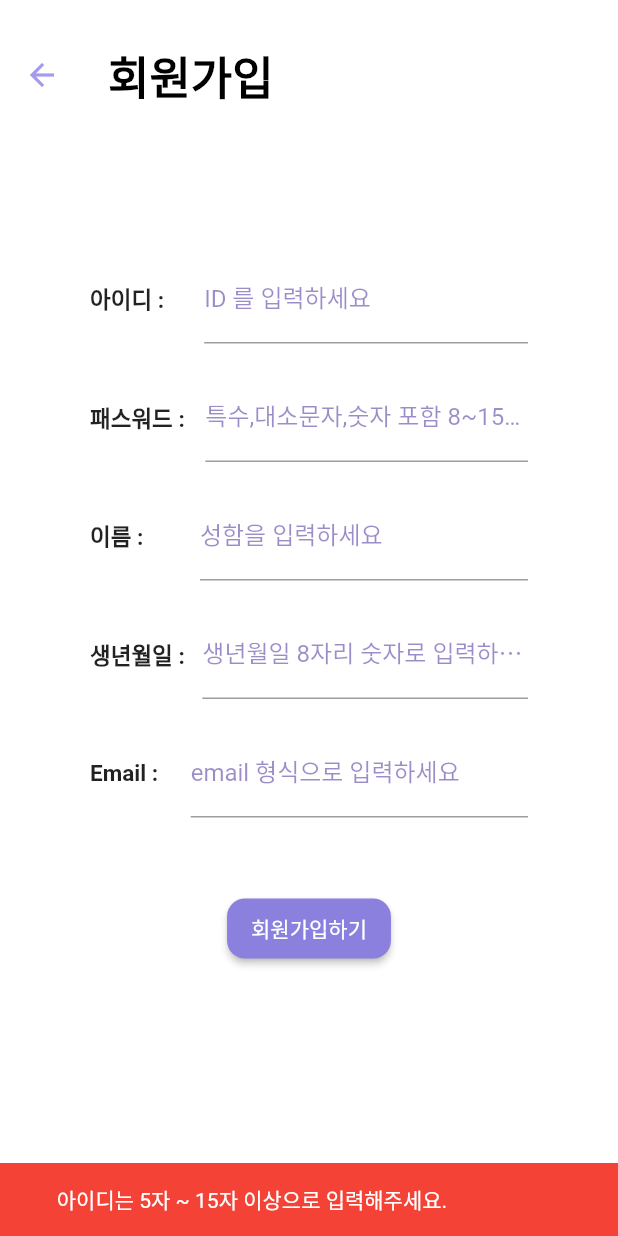
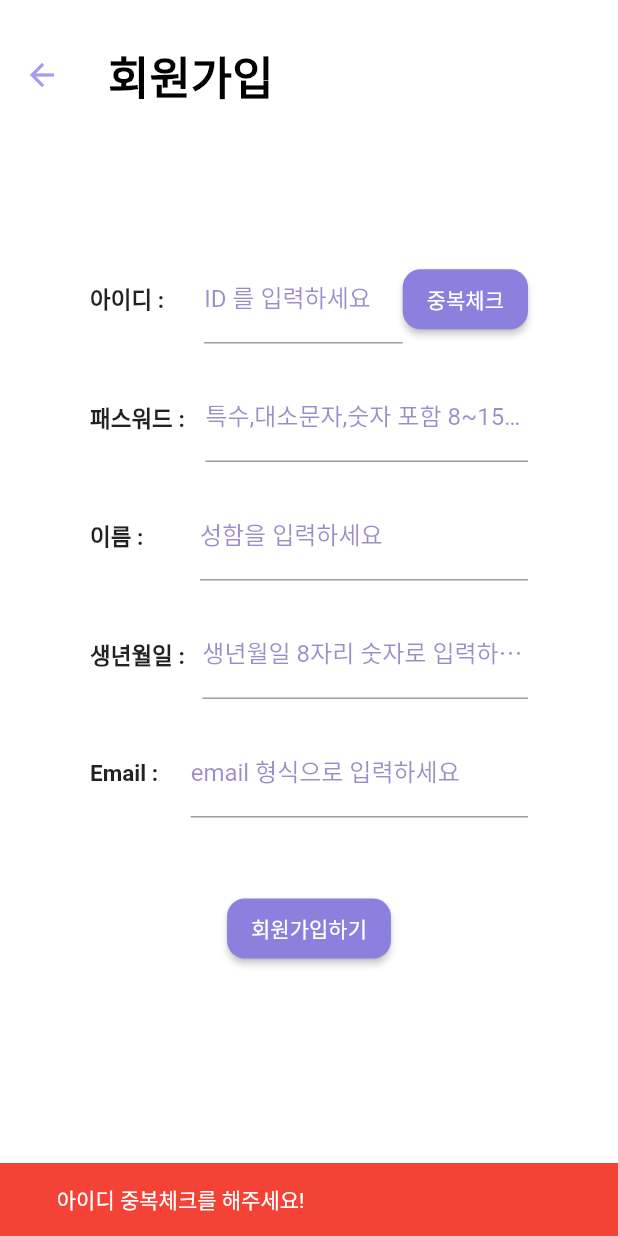
Before and after one commit to Team3Joe/smart_fitness_partner, a Flutter app: the SignUp screen opened by its route, after a tap on "회원가입하기", on a phone screen of 412 x 824 dp. Run offline on Flutter 3.47's test engine with Material 2 defaults, Android fonts, the phone set to English and light mode, and no system bars; our stand-ins replace card_loading, chat_bubbles, easy_splash_screen, fl_chart, get, google_maps_flutter and 3 more; missing offline and left inert: animated_card, favorite_button, reveal_card; accounts and stored records are empty; network calls fail.

Commit message:
중복체크 완료

```diff
--- a/korean_fitness/lib/Login/sign_up.dart
+++ b/korean_fitness/lib/Login/sign_up.dart
@@ -24,6 +24,8 @@ class _SignUpState extends State<SignUp> {
   late String birth;
   late String email;
   late String result;
+  late bool DuplicatedFinish;
+  late List data;
 
   GlobalKey<FormState> formKey = GlobalKey<FormState>();
 
@@ -35,6 +37,10 @@ class _SignUpState extends State<SignUp> {
     nameController = TextEditingController();
     birthController = TextEditingController();
     emailController = TextEditingController();
+    data = [];
+    getJSONData();
+
+    DuplicatedFinish = false;
   }
 
   @override
@@ -95,9 +101,47 @@ class _SignUpState extends State<SignUp> {
                               ),
                             ),
                             keyboardType: TextInputType.text,
-                            cursorColor: const Color.fromARGB(255, 164, 154, 239),
+                            cursorColor:
+                                const Color.fromARGB(255, 164, 154, 239),
                           ),
                         ),
+                        ElevatedButton(
+                            onPressed: () {
+                              id = idController.text;
+                              bool isDuplicated = false;
+                              bool isIdEmpty = false;
+                              for (int i = 0; i < data.length; i++) {
+                                if (data[i]['uId'] == id) {
+                                  errorSnackBar_id(context);
+                                  isDuplicated = true;
+                                  isIdEmpty = false;
+                                  idController.text = '';
+                                }
+                              }
+                              if (id.isEmpty) {
+                                isDuplicated = true;
+                                isIdEmpty = true;
+                                errorSnackBar_idEmpty(context);
+                              }
+
+                              if ((id.length < 4 || id.length > 15 )&& !isIdEmpty) {
+                                errorSnackBar_idCheck(context);
+                                isDuplicated = true;
+                              }
+
+                              if (!isDuplicated) {
+                                allowSnackBar_id(context);
+                                DuplicatedFinish = true;
+                              }
+                            },
+                            style: ElevatedButton.styleFrom(
+                              primary: const Color.fromARGB(255, 139, 128, 222),
+                              minimumSize: const Size(80, 40),
+                              shape: RoundedRectangleBorder(
+                                borderRadius: BorderRadius.circular(12),
+                              ),
+                            ),
+                            child: const Text('중복체크'))
                       ],
                     ),
                   ),
@@ -128,7 +172,8 @@ class _SignUpState extends State<SignUp> {
                             ),
                             obscureText: true,
                             keyboardType: TextInputType.text,
-                            cursorColor: const Color.fromARGB(255, 164, 154, 239),
+                            cursorColor:
+                                const Color.fromARGB(255, 164, 154, 239),
                           ),
                         ),
                       ],
@@ -160,7 +205,8 @@ class _SignUpState extends State<SignUp> {
                               ),
                             ),
                             keyboardType: TextInputType.text,
-                            cursorColor: const Color.fromARGB(255, 164, 154, 239),
+                            cursorColor:
+                                const Color.fromARGB(255, 164, 154, 239),
                           ),
                         ),
                       ],
@@ -192,7 +238,8 @@ class _SignUpState extends State<SignUp> {
                               ),
                             ),
                             keyboardType: TextInputType.number,
-                            cursorColor: const Color.fromARGB(255, 164, 154, 239),
+                            cursorColor:
+                                const Color.fromARGB(255, 164, 154, 239),
                           ),
                         ),
                       ],
@@ -224,7 +271,8 @@ class _SignUpState extends State<SignUp> {
                               ),
                             ),
                             keyboardType: TextInputType.emailAddress,
-                            cursorColor: const Color.fromARGB(255, 164, 154, 239),
+                            cursorColor:
+                                const Color.fromARGB(255, 164, 154, 239),
                           ),
                         ),
                       ],
@@ -240,7 +288,11 @@ class _SignUpState extends State<SignUp> {
                         name = nameController.text;
                         birth = birthController.text;
                         email = emailController.text;
+                          if(DuplicatedFinish == false){
+                         errorSnackBar_Duplicated(context);
+                         }else{
                         _Validation();
+                         }
                       },
                       style: ElevatedButton.styleFrom(
                         primary: const Color.fromARGB(255, 139, 128, 222),
@@ -258,6 +310,21 @@ class _SignUpState extends State<SignUp> {
   }
 
   // --- Functions
+
+  Future getJSONData() async {
+    data.clear();
+    var url = Uri.parse(
+        "http://localhost:8080/Flutter/fitness/id_Duplicate_Check.jsp?");
+    var response = await http.get(url);
+    setState(() {
+      var dataConvertedJSON = json.decode(utf8.decode(response.bodyBytes));
+      //키값
+      List value = dataConvertedJSON['results'];
+      //데이터에 넣기
+      data.addAll(value);
+    });
+  }
+
   _Validation() {
     final id = idController.text;
     final pw = pwController.text;
@@ -265,7 +332,6 @@ class _SignUpState extends State<SignUp> {
     final birth = birthController.text;
     final email = emailController.text;
 
-    if (id.length > 4 && id.length < 15) {
     if (RegExp(r'^.*(?=^.{8,15}$)(?=.*\d)(?=.*[a-zA-Z])(?=.*[!@#$%^&+=]).*$')
         .hasMatch(pw)) {
       if (name.length > 2 && name.length < 15) {
@@ -286,9 +352,7 @@ class _SignUpState extends State<SignUp> {
     } else {
       errorSnackBar_pw(context);
     }
-    } else {
-      errorSnackBar_id(context);
-    }
+
   }
 
   _showDialog(BuildContext ctx) {
@@ -364,10 +428,49 @@ class _SignUpState extends State<SignUp> {
     );
   }
 
+  allowSnackBar_id(BuildContext context) {
+    ScaffoldMessenger.of(context).showSnackBar(
+      const SnackBar(
+        content: Text("\t\t\t\t사용가능한 아이디입니다."),
+        duration: Duration(seconds: 2),
+        backgroundColor: Colors.green,
+      ),
+    );
+  }
+  errorSnackBar_Duplicated(BuildContext context) {
+    ScaffoldMessenger.of(context).showSnackBar(
+      const SnackBar(
+        content: Text("\t\t\t\t아이디 중복체크를 해주세요!"),
+        duration: Duration(seconds: 2),
+        backgroundColor: Colors.red,
+      ),
+    );
+  }
+
   errorSnackBar_id(BuildContext context) {
     ScaffoldMessenger.of(context).showSnackBar(
       const SnackBar(
-        content: Text("\t\t\t\t아이디는 5자 ~ 15자 이상으로 입력해주세요."),
+        content: Text("\t\t\t\t중복된 아이디입니다.\n\t\t\t다른 아이디를 사용해주세요."),
+        duration: Duration(seconds: 2),
+        backgroundColor: Colors.red,
+      ),
+    );
+  }
+
+  errorSnackBar_idCheck(BuildContext context) {
+    ScaffoldMessenger.of(context).showSnackBar(
+      const SnackBar(
+        content: Text("아이디를 4자 이상 15자 이내로 입력해주세요!"),
+        duration: Duration(seconds: 2),
+        backgroundColor: Colors.red,
+      ),
+    );
+  }
+
+  errorSnackBar_idEmpty(BuildContext context) {
+    ScaffoldMessenger.of(context).showSnackBar(
+      const SnackBar(
+        content: Text("아이디를 입력해주세요!"),
         duration: Duration(seconds: 2),
         backgroundColor: Colors.red,
       ),
```
Lines whose indentation alone changed are shown as unchanged.
